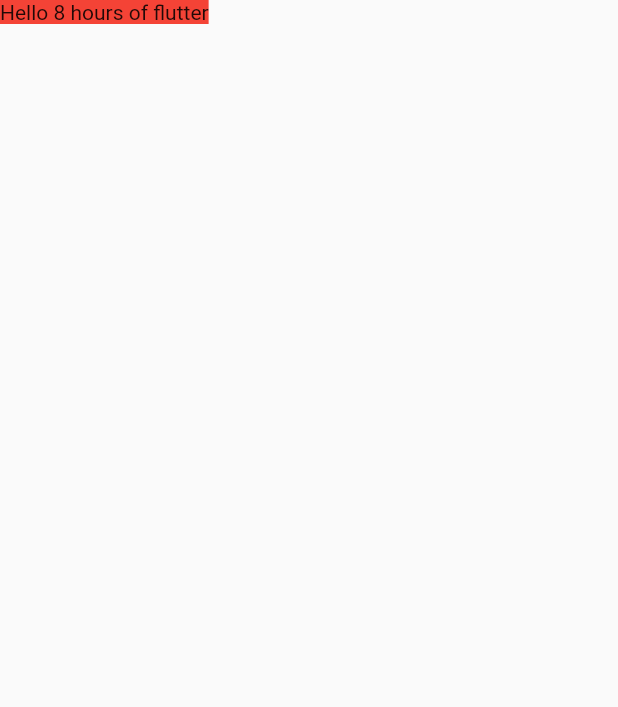
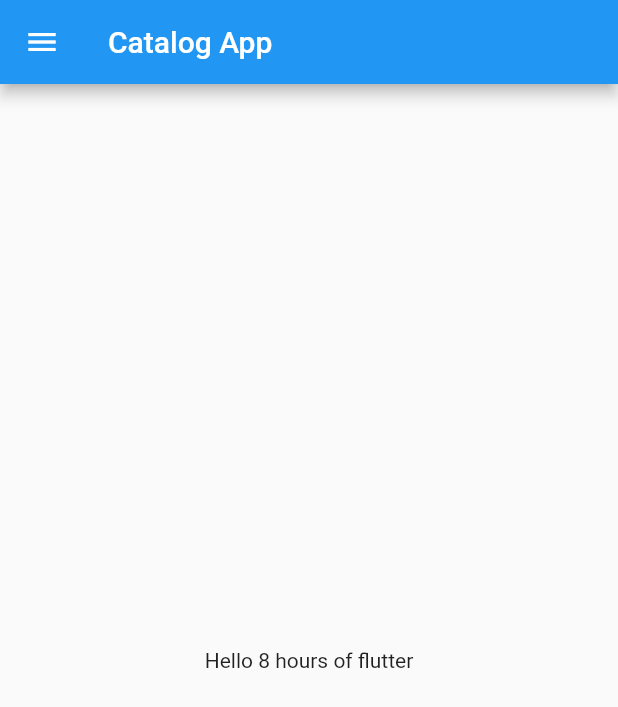
Before and after one commit to cyblogerz/Online-store-app, a Flutter app: the screen it shows after launch, on a phone screen of 412 x 824 dp. Shown: the top 707 px of the screen. Run offline on Flutter 3.47's test engine with Material 2 defaults, Android fonts, the phone set to English and light mode, and no system bars.

Commit message:
added drawer

```diff
--- a/lib/main.dart
+++ b/lib/main.dart
@@ -14,10 +14,15 @@ class _MyAppState extends State<MyApp> {
   Widget build(BuildContext context) {
     return MaterialApp(
       home: Scaffold(
-        body: Container(
-          color: Colors.red,
-          child: Text('Hello 8 hours of flutter'),
+        appBar: AppBar(
+          title: Text('Catalog App'),
         ),
+        body: Center(
+          child: Container(
+            child: Text('Hello 8 hours of flutter'),
+          ),
+        ),
+        drawer: Drawer(),
       ),
     );
   }
```
